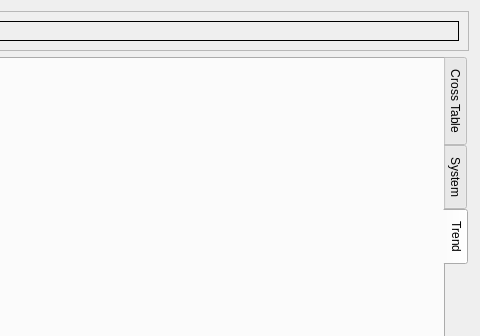
Old version of the form projects/devtools/qt-creator-2.8.1-src/src/plugins/cte/ctedit.ui in the repository MECTsrl/imx_mect; both pictures show x 650 to 1130 and y 0 to 336 of the 1130 by 822 pixel window.
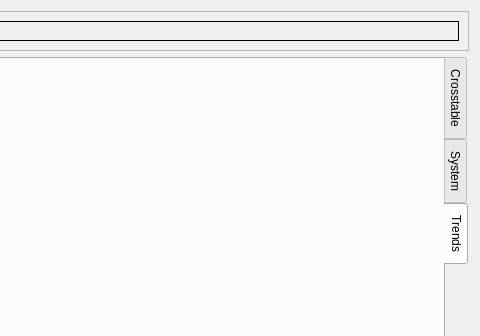
New version of the form. The open tabs and pages were chosen to show the change.

```diff
--- a/projects/devtools/qt-creator-2.8.1-src/src/plugins/cte/ctedit.ui
+++ b/projects/devtools/qt-creator-2.8.1-src/src/plugins/cte/ctedit.ui
@@ -190,7 +190,7 @@
        <bool>true</bool>
       </property>
       <attribute name="title">
-       <string>Cross Table</string>
+       <string>Crosstable</string>
       </attribute>
       <layout class="QVBoxLayout" name="verticalLayout_9">
        <item>
@@ -1689,7 +1689,7 @@
      </widget>
      <widget class="QWidget" name="tabTrend">
       <attribute name="title">
-       <string>Trend</string>
+       <string>Trends</string>
       </attribute>
      </widget>
     </widget>
```
Left out of the diff: 2 changed lines with no effect on the pictures.
